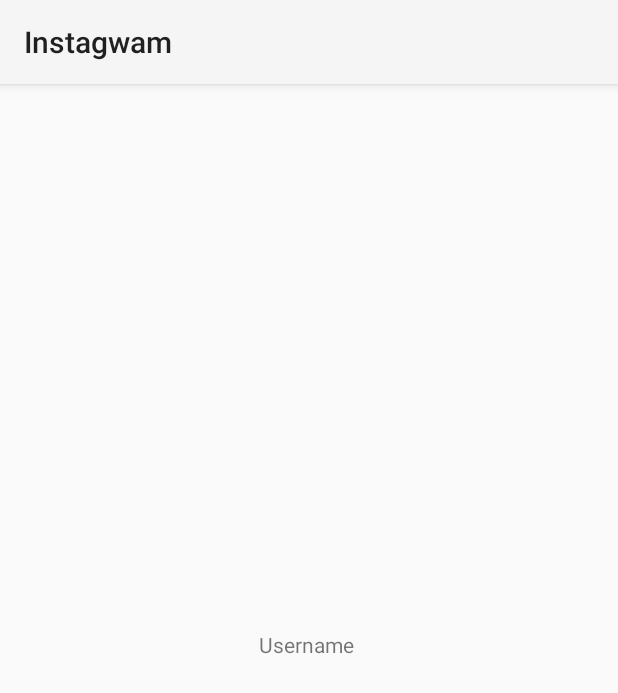
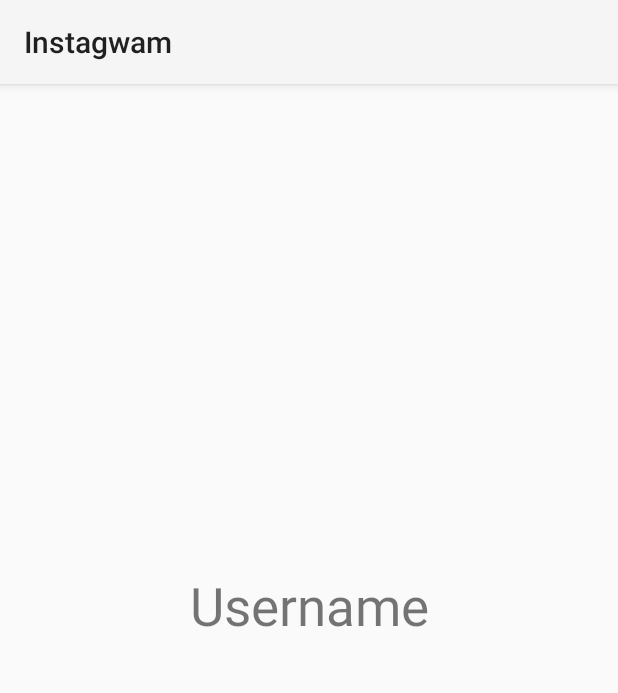
Before and after one commit to jackviel/MU-Instagram, an Android app: the ProfileScreenActivity screen opened directly, with no data from a screen before it, on a phone screen of 412 x 824 dp. Shown: the top 693 px of the screen. Run offline under Robolectric (Android 15) with nearby library versions, the phone set to English and light mode, and no system bars; libraries missing offline, so code that uses them is left out: com.parse, org.parceler; pictures from the network do not load; 3 statements that could not run were skipped.

Commit message:
gif added

```diff
--- a/app/src/main/java/com/example/instagwam/LoginScreenActivity.java
+++ b/app/src/main/java/com/example/instagwam/LoginScreenActivity.java
@@ -99,9 +99,7 @@ public class LoginScreenActivity extends AppCompatActivity {
 
                             return;
                         }
-                        Intent i = new Intent(LoginScreenActivity.this, FeedActivity.class);
-                        startActivity(i);
-                        finish();
+                        goMainActivity();
                         Toast.makeText(LoginScreenActivity.this, "Logged in", Toast.LENGTH_SHORT);
                     }
                 });
--- a/app/src/main/res/layout/activity_profile_screen.xml
+++ b/app/src/main/res/layout/activity_profile_screen.xml
@@ -10,8 +10,8 @@
         android:id="@+id/ivProfilePic"
         android:layout_width="200dp"
         android:layout_height="200dp"
-        android:layout_marginTop="108dp"
-        android:layout_marginEnd="104dp"
+        android:layout_marginTop="100dp"
+        android:layout_marginEnd="96dp"
         app:layout_constraintEnd_toEndOf="parent"
         app:layout_constraintTop_toTopOf="parent"
         tools:srcCompat="@tools:sample/avatars" />
@@ -20,9 +20,11 @@
         android:id="@+id/tvUsername"
         android:layout_width="wrap_content"
         android:layout_height="wrap_content"
-        android:layout_marginTop="56dp"
-        android:layout_marginEnd="176dp"
+        android:layout_marginTop="24dp"
         android:text="Username"
+        android:textAlignment="center"
+        android:textSize="35dp"
         app:layout_constraintEnd_toEndOf="parent"
+        app:layout_constraintStart_toStartOf="parent"
         app:layout_constraintTop_toBottomOf="@+id/ivProfilePic" />
 </androidx.constraintlayout.widget.ConstraintLayout>
--- a/app/src/main/res/layout/fragment_profile.xml
+++ b/app/src/main/res/layout/fragment_profile.xml
@@ -20,9 +20,10 @@
         android:id="@+id/tvUsername"
         android:layout_width="wrap_content"
         android:layout_height="wrap_content"
-        android:layout_marginTop="56dp"
-        android:layout_marginEnd="176dp"
+        android:layout_marginTop="60dp"
+        android:layout_marginEnd="112dp"
         android:text="Username"
+        android:textSize="40dp"
         app:layout_constraintEnd_toEndOf="parent"
         app:layout_constraintTop_toBottomOf="@+id/ivProfilePic" />
 </androidx.constraintlayout.widget.ConstraintLayout>
```
Also changed, not shown: app/src/main/res/layout/activity_post_details.xml (+25 -18 lines), 1 other file.
